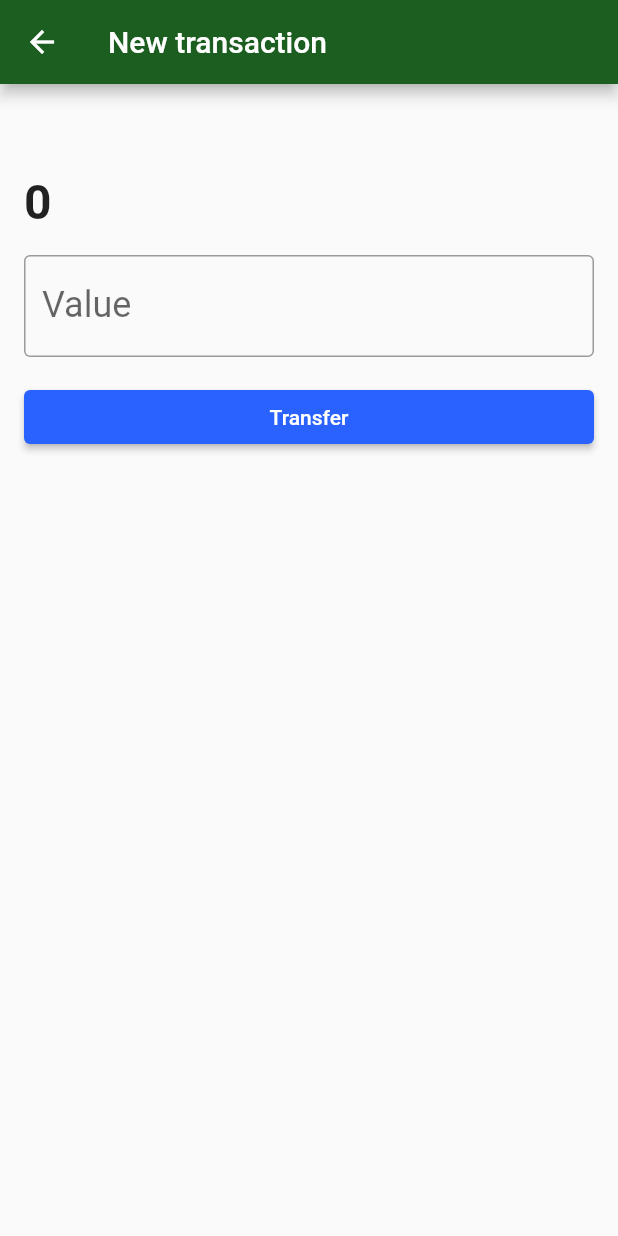
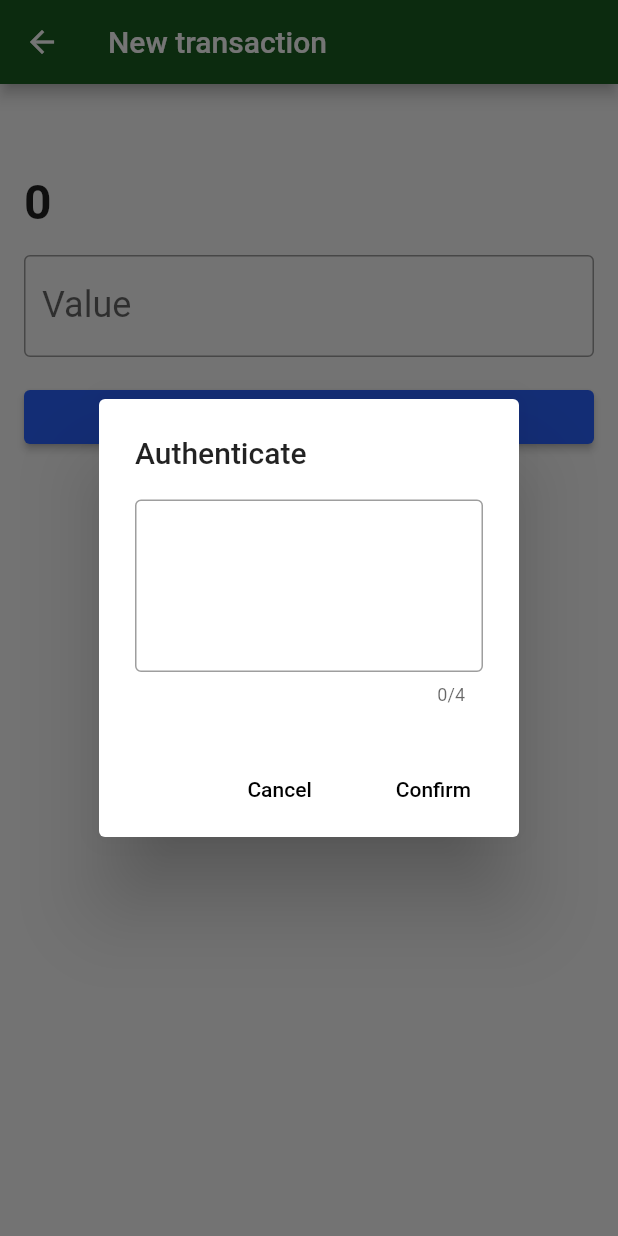
Before and after one commit to gabrieldarlan/projeto_dashboard, a Flutter app: the TransactionForm screen opened directly with empty values, after a tap on "Transfer", on a phone screen of 412 x 824 dp. Run offline on Flutter 3.47's test engine with Material 2 defaults, Android fonts, the phone set to English and light mode, and no system bars; our stand-ins replace sqflite; missing offline and left inert: http_interceptor; accounts and stored records are empty.

```diff
--- /dev/null
+++ b/lib/components/transaction_auth_dialog.dart
@@ -0,0 +1,47 @@
+import 'package:flutter/material.dart';
+
+class TransactionAuthDialog extends StatefulWidget {
+  final Function(String password) onConfirm;
+  const TransactionAuthDialog({Key key, @required this.onConfirm})
+      : super(key: key);
+
+  @override
+  _TransactionAuthDialogState createState() => _TransactionAuthDialogState();
+}
+
+class _TransactionAuthDialogState extends State<TransactionAuthDialog> {
+  final TextEditingController _passwordController = TextEditingController();
+  @override
+  Widget build(BuildContext context) {
+    return AlertDialog(
+      title: Text('Authenticate'),
+      content: TextField(
+        controller: _passwordController,
+        keyboardType: TextInputType.number,
+        textAlign: TextAlign.center,
+        obscureText: true,
+        maxLength: 4,
+        decoration: InputDecoration(
+          border: OutlineInputBorder(),
+        ),
+        style: TextStyle(
+          fontSize: 64,
+          letterSpacing: 24,
+        ),
+      ),
+      actions: <Widget>[
+        FlatButton(
+          onPressed: () => Navigator.pop(context),
+          child: Text('Cancel'),
+        ),
+        FlatButton(
+          onPressed: () {
+            widget.onConfirm(_passwordController.text);
+            Navigator.pop(context);
+          },
+          child: Text('Confirm'),
+        ),
+      ],
+    );
+  }
+}
--- a/lib/http/webclients/transaction_webclient.dart
+++ b/lib/http/webclients/transaction_webclient.dart
@@ -15,14 +15,14 @@ class TransactionWebClient {
         .toList();
   }
 
-  Future<Transaction> save(Transaction transaction) async {
+  Future<Transaction> save(Transaction transaction, String password) async {
     final String transactionJson = jsonEncode(transaction.toJson());
 
     final Response response = await client.post(
       baseUrl,
       headers: {
         'Content-type': 'application/json',
-        'password': '1000',
+        'password': password,
       },
       body: transactionJson,
     );
--- a/lib/screens/transaction_form.dart
+++ b/lib/screens/transaction_form.dart
@@ -1,3 +1,4 @@
+import 'package:bytebank/components/transaction_auth_dialog.dart';
 import 'package:bytebank/http/webclients/transaction_webclient.dart';
 import 'package:bytebank/models/contact.dart';
 import 'package:bytebank/models/transaction.dart';
@@ -15,7 +16,7 @@ class TransactionForm extends StatefulWidget {
 class _TransactionFormState extends State<TransactionForm> {
   final TextEditingController _valueController = TextEditingController();
 
-  final TransactionWebClient _webClient =  TransactionWebClient();
+  final TransactionWebClient _webClient = TransactionWebClient();
 
   @override
   Widget build(BuildContext context) {
@@ -68,12 +69,16 @@ class _TransactionFormState extends State<TransactionForm> {
                           double.tryParse(_valueController.text);
                       final transactionCreated =
                           Transaction(value, widget.contact);
-                      _webClient.save(transactionCreated).then((transaction) {
-                        if (transaction != null) {
-                          Navigator.pop(context);
-                        }
-                      });
-
+                      showDialog(
+                        context: context,
+                        builder: (contextDialog) {
+                          return TransactionAuthDialog(
+                            onConfirm: (String password) {
+                              _save(transactionCreated, password, context);
+                            },
+                          );
+                        },
+                      );
                     },
                   ),
                 ),
@@ -84,4 +89,16 @@ class _TransactionFormState extends State<TransactionForm> {
       ),
     );
   }
+
+  void _save(
+    Transaction transactionCreated,
+    String password,
+    BuildContext context,
+  ) async {
+    _webClient.save(transactionCreated, password).then((transaction) {
+      if (transaction != null) {
+        Navigator.pop(context);
+      }
+    });
+  }
 }
```
Also changed, not shown: 3 other files.
